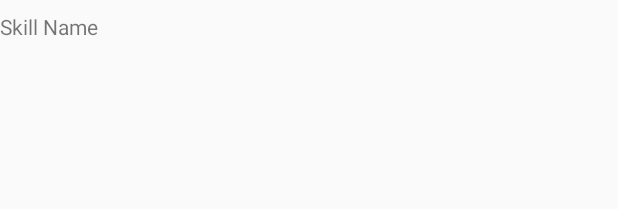
After one commit to kylaconstantine13/skill_eden, an Android app: the layout activity_skill_detail.xml on its own in the app's theme, with its tools: preview values and no code run, on a phone screen of 412 x 824 dp. The commit adds this screen. Shown: the top 209 px of the screen. Run offline under Robolectric (Android 15) with nearby library versions, the phone set to English and light mode, and no system bars.

Commit message:
started to introduce skill detail activity.

```diff
--- a/skilleden/app/src/main/AndroidManifest.xml
+++ b/skilleden/app/src/main/AndroidManifest.xml
@@ -32,8 +32,9 @@
         <activity
             android:name=".SkillPlanTabbedActivity"
             android:label="@string/title_activity_skill_plan_tabbed"
-            android:theme="@style/AppTheme.NoActionBar"></activity>
-        <activity android:name=".Messages"></activity>
+            android:theme="@style/AppTheme.NoActionBar" />
+        <activity android:name=".Messages" />
+        <activity android:name=".SkillDetailActivity"></activity>
     </application>
 
 </manifest>
--- a/skilleden/app/src/main/java/com/eve/skilleden/MainActivity.java
+++ b/skilleden/app/src/main/java/com/eve/skilleden/MainActivity.java
@@ -16,8 +16,9 @@ import android.support.v7.widget.Toolbar;
 import android.view.Menu;
 import android.view.MenuItem;
 import android.widget.Button;
-import android.widget.ListView;
 import android.widget.TextView;
+
+import com.eve.skilleden.model.Skill;
 
 public class MainActivity extends AppCompatActivity {
     //implements NavigationView.OnNavigationItemSelectedListener {
--- a/skilleden/app/src/main/java/com/eve/skilleden/skillmodels/SkillChildViewHolder.java
+++ b/skilleden/app/src/main/java/com/eve/skilleden/skillmodels/SkillChildViewHolder.java
@@ -8,6 +8,7 @@ import com.bignerdranch.expandablerecyclerview.ViewHolder.ChildViewHolder;
 import com.eve.skilleden.R;
 import com.eve.skilleden.model.Skill;
 
+//TODO: implement on click listener that opens a new page /http://bignerdranch.github.io/expandable-recycler-view/
 public class SkillChildViewHolder extends ChildViewHolder {
 
     public TextView mSkillText;
@@ -20,4 +21,5 @@ public class SkillChildViewHolder extends ChildViewHolder {
     public void bind(@NonNull Skill skill) {
         mSkillText.setText(skill.getName());
     }
+
 }
--- /dev/null
+++ b/skilleden/app/src/main/res/layout/activity_skill_detail.xml
@@ -0,0 +1,51 @@
+<?xml version="1.0" encoding="utf-8"?>
+<RelativeLayout xmlns:android="http://schemas.android.com/apk/res/android"
+    xmlns:app="http://schemas.android.com/apk/res-auto"
+    xmlns:tools="http://schemas.android.com/tools"
+    android:layout_width="match_parent"
+    android:layout_height="match_parent"
+    tools:context=".SkillDetailActivity">
+
+    <ScrollView
+        android:id="@+id/scrollView2"
+        android:layout_width="368dp"
+        android:layout_height="662dp"
+        android:layout_marginTop="8dp"
+        app:layout_constraintEnd_toEndOf="parent"
+        app:layout_constraintHorizontal_bias="0.5"
+        app:layout_constraintStart_toStartOf="parent"
+        app:layout_constraintTop_toTopOf="parent">
+
+        <LinearLayout
+            android:layout_width="wrap_content"
+            android:layout_height="wrap_content">
+
+        <TextView
+            android:id="@+id/skill_name"
+            android:layout_width="wrap_content"
+            android:layout_height="wrap_content"
+            android:text="Skill Name" />
+
+        <TextView
+            android:id="@+id/skill_cost"
+            android:layout_width="wrap_content"
+            android:layout_height="0dp"
+            android:layout_marginTop="176dp"
+            android:text="Cost"
+            app:layout_constraintEnd_toEndOf="parent"
+            app:layout_constraintStart_toStartOf="parent"
+            app:layout_constraintTop_toBottomOf="@+id/editText3" />
+
+        <TextView
+            android:id="@+id/skill_description"
+            android:layout_width="wrap_content"
+            android:layout_height="wrap_content"
+            android:layout_marginTop="64dp"
+            android:ems="10"
+            app:layout_constraintEnd_toStartOf="@+id/scrollView2"
+            app:layout_constraintHorizontal_bias="0.499"
+            app:layout_constraintStart_toEndOf="@+id/scrollView2"
+            app:layout_constraintTop_toTopOf="parent" />
+        </LinearLayout>
+    </ScrollView>
+</RelativeLayout>
```
Also changed, not shown: skilleden/app/src/main/java/com/eve/skilleden/SkillDetailActivity.java (added, +14 -0 lines), skilleden/app/src/main/java/com/eve/skilleden/SkillGroupAdapter.java (+23 -0 lines), skilleden/app/src/main/java/com/eve/skilleden/model/Skill.java (+44 -1 lines).
